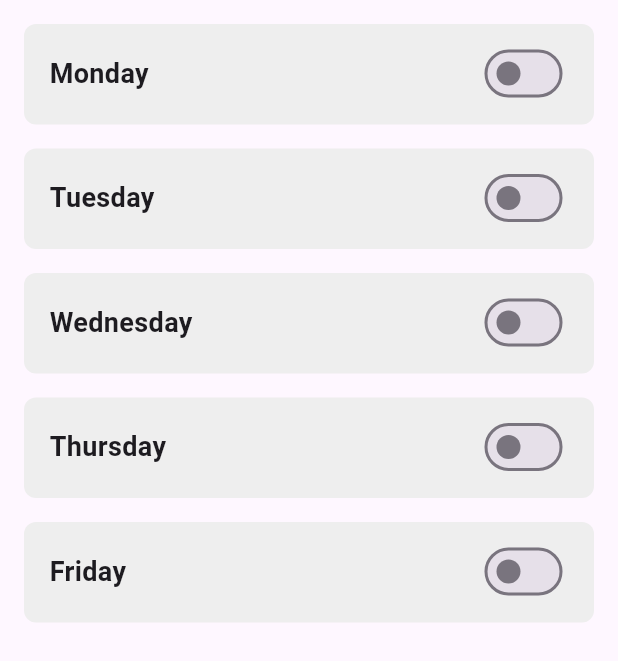
After one commit to duchl0202/custom_paint_flutter, a Flutter app: the SchedulePickerScreen screen opened directly, on a phone screen of 412 x 824 dp. The commit adds this screen. Shown: the top 661 px of the screen. Run offline on Flutter 3.47's test engine with Material 3 defaults, Android fonts, the phone set to English and light mode, and no system bars.

Commit message:
chore: Refactor AppDelegate for Swift 5.3 and add List Active animation widget

```diff
--- /dev/null
+++ b/lib/animation/nomal/list_active.dart.dart
@@ -0,0 +1,214 @@
+
+import 'dart:math';
+
+import 'package:flutter/material.dart';
+
+class SchedulePickerScreen extends StatefulWidget {
+  @override
+  _SchedulePickerScreenState createState() => _SchedulePickerScreenState();
+}
+
+class _SchedulePickerScreenState extends State<SchedulePickerScreen> {
+  final List<String> weekdays = [
+    'Monday',
+    'Tuesday',
+    'Wednesday',
+    'Thursday',
+    'Friday'
+  ];
+  final Map<String, bool> activeDays = {
+    'Monday': false,
+    'Tuesday': false,
+    'Wednesday': false,
+    'Thursday': false,
+    'Friday': false,
+  };
+
+  final Map<String, GlobalKey<AnimatedListState>> listKeys = {
+    for (var day in ['Monday', 'Tuesday', 'Wednesday', 'Thursday', 'Friday'])
+      day: GlobalKey<AnimatedListState>(),
+  };
+
+  final Map<String, List<Map<String, String>>> timeSlots = {
+    for (var day in ['Monday', 'Tuesday', 'Wednesday', 'Thursday', 'Friday'])
+      day: [],
+  };
+
+  @override
+  Widget build(BuildContext context) {
+    return Scaffold(
+      body: ListView.builder(
+        padding: const EdgeInsets.all(16),
+        itemCount: weekdays.length,
+        itemBuilder: (context, index) {
+          final day = weekdays[index];
+          return _buildDaySchedule(day);
+        },
+      ),
+    );
+  }
+
+  Widget _buildDaySchedule(String day) {
+    return Container(
+      margin: const EdgeInsets.only(bottom: 16),
+      padding: const EdgeInsets.symmetric(horizontal: 16, vertical: 8),
+      decoration: BoxDecoration(
+        color: activeDays[day]! ? Colors.transparent : Colors.grey[200],
+        borderRadius: BorderRadius.circular(8),
+        border: Border.all(
+          color: activeDays[day]! ? Colors.blue : Colors.transparent,
+          width: 1.0,
+        ),
+      ),
+      child: Column(
+        mainAxisSize: MainAxisSize.min,
+        children: [
+          Row(
+            mainAxisAlignment: MainAxisAlignment.spaceBetween,
+            children: [
+              Text(
+                day,
+                style: TextStyle(fontSize: 18, fontWeight: FontWeight.bold),
+              ),
+              Switch(
+                value: activeDays[day]!,
+                onChanged: (value) {
+                  setState(() {
+                    activeDays[day] = value;
+                  });
+                },
+              ),
+            ],
+          ),
+          AnimatedContainer(
+            duration: const Duration(milliseconds: 600),
+            curve: Curves.easeInOutBack,
+            height: activeDays[day]!
+                ? max((timeSlots[day]!.length * 60 + 60).toDouble(), 1)
+                : 1,
+            child: AnimatedOpacity(
+              duration: const Duration(milliseconds: 300),
+              opacity: activeDays[day]! ? 1.0 : 0.0,
+              child: Column(
+                children: [
+                  Flexible(
+                    child: AnimatedList(
+                      key: listKeys[day],
+                      initialItemCount: timeSlots[day]!.length,
+                      itemBuilder: (context, index, animation) {
+                        final slot = timeSlots[day]![index];
+                        return _buildListItem(day, slot, index, animation);
+                      },
+                    ),
+                  ),
+                  const SizedBox(height: 8),
+                  Row(
+                    children: [
+                      Expanded(
+                        child: ElevatedButton.icon(
+                          onPressed: () {
+                            final newSlot = _generateRandomTimeSlot();
+                            timeSlots[day]!.add(newSlot);
+                            listKeys[day]!.currentState!.insertItem(
+                                timeSlots[day]!.length - 1,
+                                duration: const Duration(milliseconds: 500));
+                            setState(() {});
+                          },
+                          icon: const Icon(Icons.add),
+                          label: Text(
+                            'Add More',
+                            style: TextStyle(color: Colors.grey[800]),
+                          ),
+                          style: ElevatedButton.styleFrom(
+                            backgroundColor: Colors.grey[200],
+                            shape: RoundedRectangleBorder(
+                              borderRadius: BorderRadius.circular(8),
+                            ),
+                          ),
+                        ),
+                      ),
+                    ],
+                  ),
+                ],
+              ),
+            ),
+          )
+        ],
+      ),
+    );
+  }
+
+  Widget _buildListItem(String day, Map<String, String> slot, int index,
+      Animation<double> animation) {
+    final curvedAnimation = CurvedAnimation(
+      parent: animation,
+      curve: Curves.easeInOutBack,
+    );
+
+    return SizeTransition(
+      sizeFactor: curvedAnimation,
+      child: Container(
+        margin: const EdgeInsets.only(bottom: 8),
+        padding: const EdgeInsets.symmetric(horizontal: 8),
+        child: Row(
+          children: [
+            Expanded(
+              child: Text(
+                'From: ${slot['from']}',
+                style: const TextStyle(fontSize: 16),
+              ),
+            ),
+            const SizedBox(width: 16),
+            Expanded(
+              child: Text(
+                'To: ${slot['to']}',
+                style: const TextStyle(fontSize: 16),
+              ),
+            ),
+            IconButton(
+              icon: const Icon(Icons.close, color: Colors.red),
+              onPressed: () {
+                _removeTimeSlot(day, index);
+              },
+            ),
+          ],
+        ),
+      ),
+    );
+  }
+
+  void _removeTimeSlot(String day, int index) {
+    final removedSlot = timeSlots[day]![index];
+    timeSlots[day]!.removeAt(index);
+    setState(() {});
+    listKeys[day]!.currentState!.removeItem(
+          index,
+          (context, animation) =>
+              _buildListItem(day, removedSlot, index, animation),
+          duration: const Duration(milliseconds: 500),
+        );
+  }
+
+  Map<String, String> _generateRandomTimeSlot() {
+    final random = Random();
+    int startHour = random.nextInt(12);
+    int startMinute = random.nextInt(60);
+    int duration = random.nextInt(3) + 1;
+
+    String formatTime(int hour, int minute) {
+      String period = hour >= 12 ? 'PM' : 'AM';
+      hour = hour > 12
+          ? hour - 12
+          : hour == 0
+              ? 12
+              : hour;
+      String minuteStr = minute.toString().padLeft(2, '0');
+      return '$hour:$minuteStr $period';
+    }
+
+    String fromTime = formatTime(startHour, startMinute);
+    String toTime = formatTime((startHour + duration) % 24, startMinute);
+
+    return {'from': fromTime, 'to': toTime};
+  }
+}
```
Also changed, not shown: lib/model.dart (+7 -0 lines), 2 other files.
